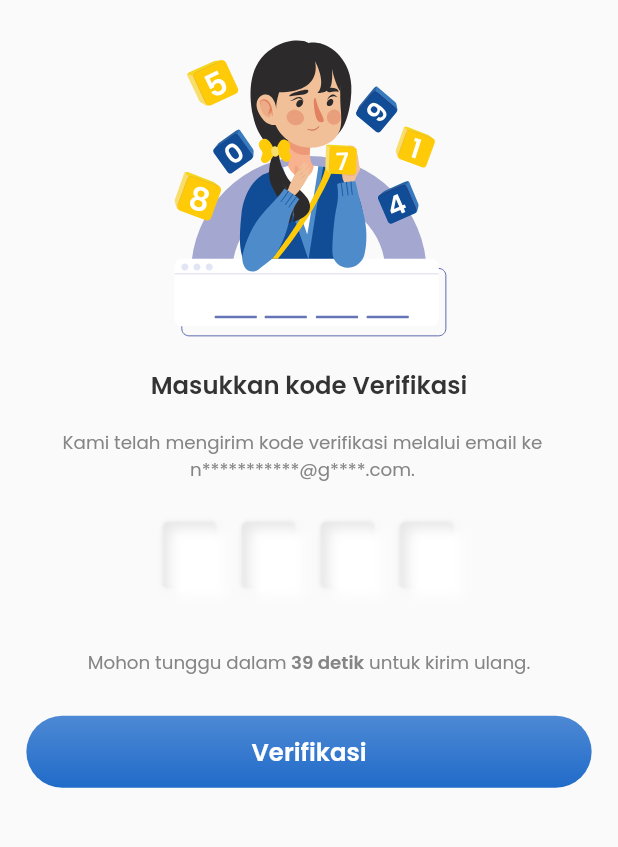
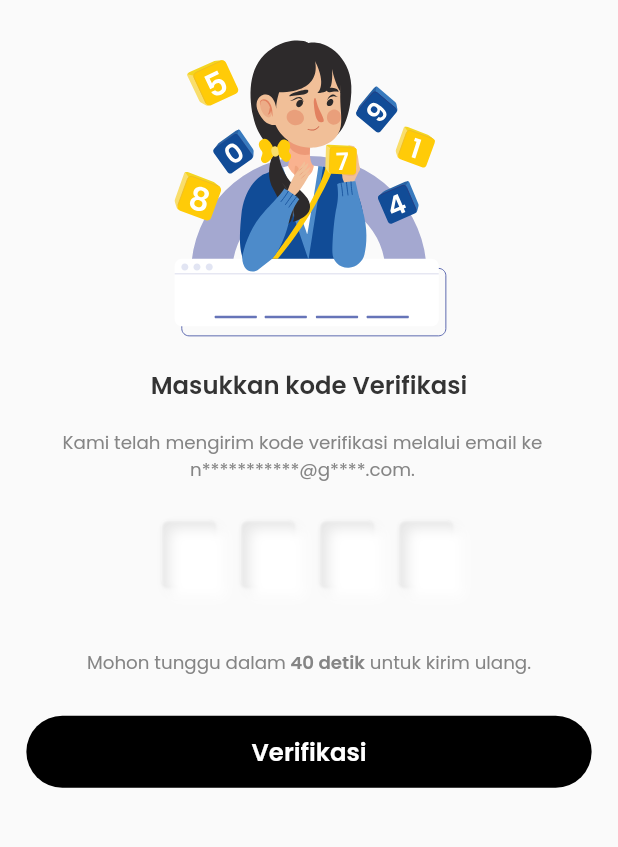
Before and after one commit to juragancode/sample, a Flutter app: the VerifikasiLupaPasswordView screen opened by its route, on a phone screen of 412 x 824 dp, the part 60-907 px from its top. Run offline on Flutter 3.47's test engine with Material 2 defaults, Android fonts, the phone set to English and light mode, and no system bars; drawn by our look-alikes of pin_code_fields; our stand-ins replace flutter_screenutil, flutter_svg, get, get_storage; missing offline and left inert: text_divider; accounts and stored records are empty.

Commit message:
logic button Verifikasi Lupa Password

```diff
--- a/lib/app/modules/verifikasiLupaPassword/views/verifikasi_lupa_password_view.dart
+++ b/lib/app/modules/verifikasiLupaPassword/views/verifikasi_lupa_password_view.dart
@@ -95,7 +95,7 @@ class VerifikasiLupaPasswordView
                 controller: controller.verifikasiLupaPassC,
                 appContext: context,
                 length: 4,
-                onChanged: (value) {},
+                onChanged: controller.perubahanKodeTerisi,
                 boxShadows: [
                   BoxShadow(
                     color: Colors.white, // Warna bayangan
@@ -149,14 +149,16 @@ class VerifikasiLupaPasswordView
                     color: Color(0xFF858585),
                   ),
                 ),
-                Text(
-                  " 39 detik",
+                Obx(
+                  () => Text(
+                    " ${controller.empatPuluhDetik.value} detik",
                     textAlign: TextAlign.center,
                     style: TextStyle(
                       fontSize: 12.sp,
                       fontFamily: 'Poppins',
                       fontWeight: FontWeight.w600,
                       color: Color(0xFF858585),
+                    ),
                   ),
                 ),
                 Text(
@@ -173,13 +175,16 @@ class VerifikasiLupaPasswordView
             ),
             SizedBox(height: 24.w),
             Center(
-              child: DecoratedBox(
+              child: Obx(
+                () => DecoratedBox(
                   decoration: BoxDecoration(
                     gradient: LinearGradient(
-                    colors: [
+                      colors: controller.kodeTerisi.value
+                          ? [
                               Color(0xFF4D89D4),
                               Color(0xFF216BC9),
-                    ], // Daftar warna gradient yang ingin digunakan
+                            ]
+                          : [],
                       begin: Alignment.topCenter, // Posisi awal gradient
                       end: Alignment.bottomCenter, // Posisi akhir gradient
                     ),
@@ -199,7 +204,11 @@ class VerifikasiLupaPasswordView
                       ),
                       fixedSize: Size(343.w, 42.w),
                     ),
-                  onPressed: () => Get.toNamed(Routes.ATUR_ULANG_PASSWORD),
+                    onPressed: controller.kodeTerisi.value
+                        ? () {
+                            Get.toNamed(Routes.ATUR_ULANG_PASSWORD);
+                          }
+                        : () {},
                     child: Text(
                       "Verifikasi",
                       style: TextStyle(
@@ -212,6 +221,7 @@ class VerifikasiLupaPasswordView
                   ),
                 ),
               ),
+            ),
           ],
         ),
       ),
```
Also changed, not shown: lib/app/modules/verifikasiLupaPassword/controllers/verifikasi_lupa_password_controller.dart (+30 -0 lines). Lines whose indentation alone changed are shown as unchanged.
